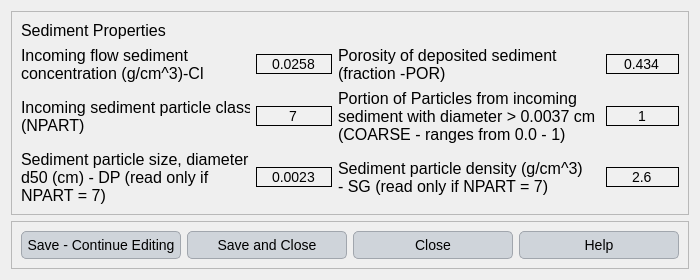
First picture: the form in ui/incoming_sediment.ui, repository Inigobarbe/VFSMOD-GUI, before the edit.
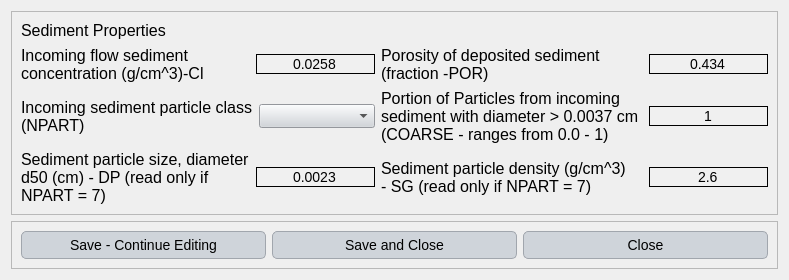
Second picture: the form after the edit.

```diff
--- a/ui/incoming_sediment.ui
+++ b/ui/incoming_sediment.ui
@@ -6,7 +6,7 @@
    <rect>
     <x>0</x>
     <y>0</y>
-    <width>700</width>
+    <width>789</width>
     <height>279</height>
    </rect>
   </property>
@@ -126,20 +126,6 @@
       <enum>QFrame::Raised</enum>
      </property>
      <layout class="QGridLayout" name="gridLayout">
-      <item row="0" column="3">
-       <widget class="QPushButton" name="pushButton_4">
-        <property name="text">
-         <string>Help</string>
-        </property>
-       </widget>
-      </item>
-      <item row="0" column="0">
-       <widget class="QPushButton" name="save_continue">
-        <property name="text">
-         <string>Save - Continue Editing</string>
-        </property>
-       </widget>
-      </item>
       <item row="0" column="1">
        <widget class="QPushButton" name="save_close">
         <property name="text">
@@ -147,6 +133,13 @@
         </property>
        </widget>
       </item>
+      <item row="0" column="0">
+       <widget class="QPushButton" name="save_continue">
+        <property name="text">
+         <string>Save - Continue Editing</string>
+        </property>
+       </widget>
+      </item>
       <item row="0" column="2">
        <widget class="QPushButton" name="close_dialog">
         <property name="text">
@@ -212,6 +205,12 @@
         </item>
         <item>
          <widget class="QLineEdit" name="line_porosity">
+          <property name="minimumSize">
+           <size>
+            <width>103</width>
+            <height>0</height>
+           </size>
+          </property>
           <property name="text">
            <string>0.434</string>
           </property>
@@ -239,14 +238,7 @@
          </widget>
         </item>
         <item>
-         <widget class="QLineEdit" name="line_class">
-          <property name="text">
-           <string>7</string>
-          </property>
-          <property name="alignment">
-           <set>Qt::AlignCenter</set>
-          </property>
-         </widget>
+         <widget class="QComboBox" name="particle_class"/>
         </item>
        </layout>
       </item>
@@ -269,6 +261,12 @@
         </item>
         <item>
          <widget class="QLineEdit" name="line_portion">
+          <property name="minimumSize">
+           <size>
+            <width>103</width>
+            <height>0</height>
+           </size>
+          </property>
           <property name="text">
            <string>1</string>
           </property>
@@ -297,6 +295,12 @@
         </item>
         <item>
          <widget class="QLineEdit" name="line_sediment">
+          <property name="minimumSize">
+           <size>
+            <width>103</width>
+            <height>0</height>
+           </size>
+          </property>
           <property name="text">
            <string>2.6</string>
           </property>
```
